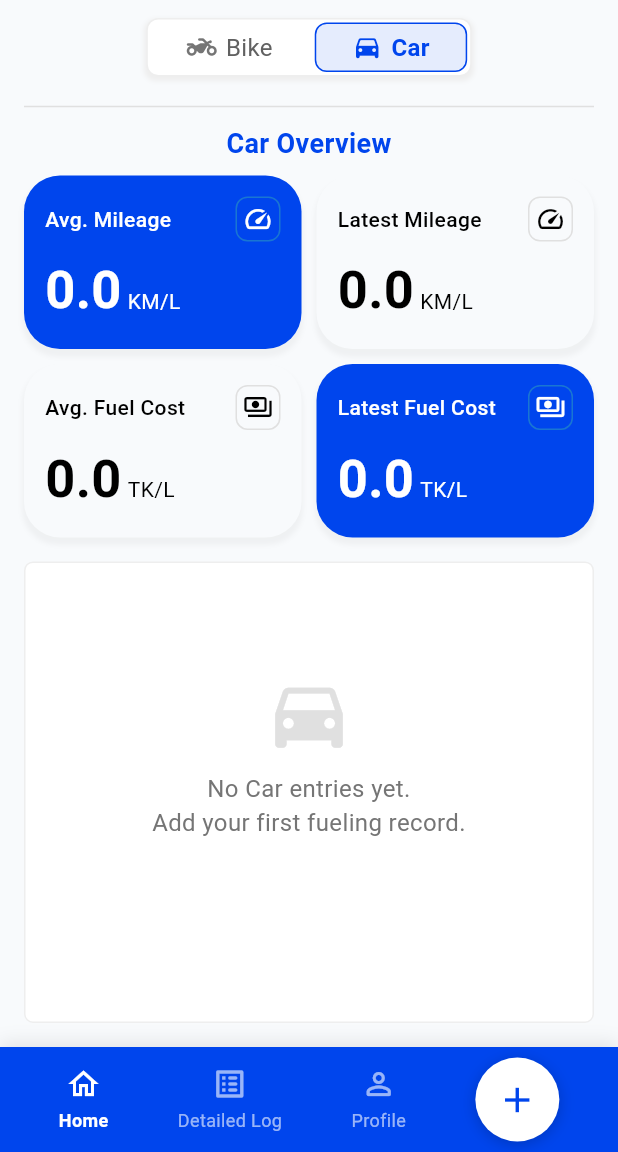
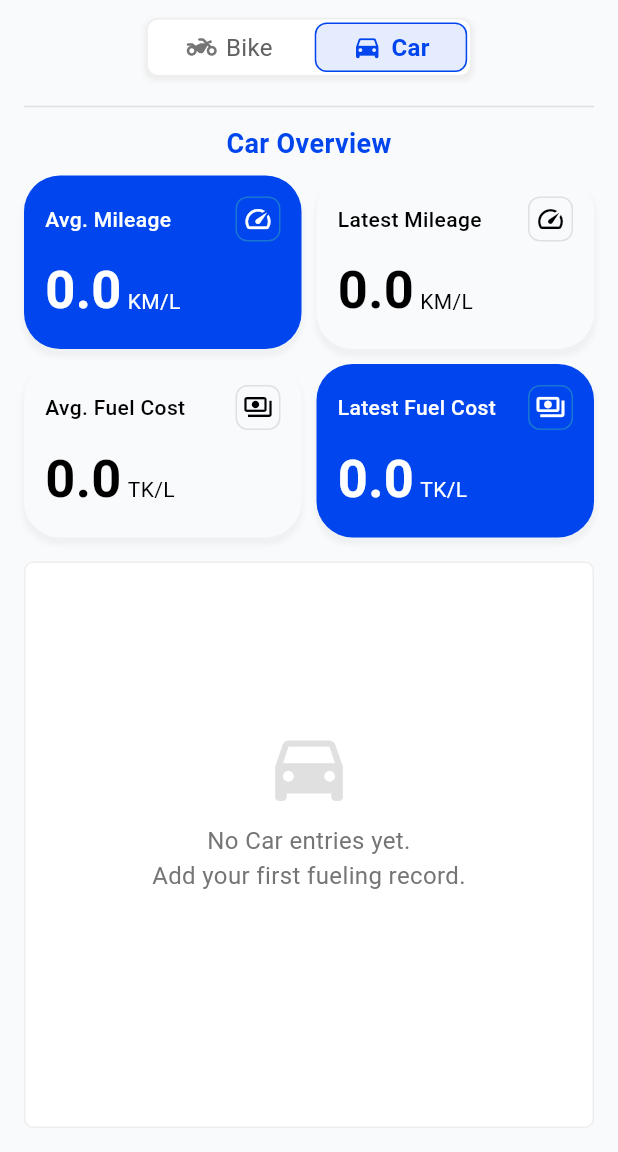
Before and after one commit to azizulever/tankibhai_android, a Flutter app: the screen it shows after launch, on a phone screen of 412 x 824 dp, the part 84-1236 px from its top. Run offline on Flutter 3.47's test engine with Material 3 defaults, Android fonts, the light colour scheme and no system bars; our stand-ins replace flutter_svg, get, shared_preferences.

Commit message:
nav bar bug fixed

```diff
--- a/lib/screens/auth/login_screen.dart
+++ b/lib/screens/auth/login_screen.dart
@@ -3,7 +3,7 @@ import 'package:flutter_svg/flutter_svg.dart';
 import 'package:get/get.dart';
 import 'package:mileage_calculator/screens/auth/forgot_password_screen.dart';
 import 'package:mileage_calculator/screens/auth/registration_screen.dart';
-import 'package:mileage_calculator/screens/home_screen.dart';
+import 'package:mileage_calculator/widgets/main_navigation.dart';
 import 'package:mileage_calculator/services/auth_service.dart';
 import 'package:mileage_calculator/utils/theme.dart';
 
@@ -364,7 +364,7 @@ class _LoginScreenState extends State<LoginScreen> {
       );
 
       if (result) {
-        Get.offAll(() => const HomePage());
+        Get.offAll(() => const MainNavigation());
       }
     }
   }
@@ -372,7 +372,7 @@ class _LoginScreenState extends State<LoginScreen> {
   Future<void> _signInWithGoogle() async {
     final result = await _authService.signInWithGoogle();
     if (result) {
-      Get.offAll(() => const HomePage());
+      Get.offAll(() => const MainNavigation());
     }
   }
 }
--- a/lib/screens/auth/registration_screen.dart
+++ b/lib/screens/auth/registration_screen.dart
@@ -2,9 +2,9 @@ import 'package:flutter/material.dart';
 import 'package:get/get.dart';
 import 'package:flutter_svg/flutter_svg.dart';
 import 'package:mileage_calculator/screens/auth/login_screen.dart';
-import 'package:mileage_calculator/screens/home_screen.dart';
 import 'package:mileage_calculator/services/auth_service.dart';
 import 'package:mileage_calculator/utils/theme.dart';
+import 'package:mileage_calculator/widgets/main_navigation.dart';
 
 class RegistrationScreen extends StatefulWidget {
   const RegistrationScreen({Key? key}) : super(key: key);
@@ -429,7 +429,7 @@ class _RegistrationScreenState extends State<RegistrationScreen> {
       );
 
       if (result) {
-        Get.offAll(() => const HomePage());
+        Get.offAll(() => const MainNavigation());
       }
     }
   }
@@ -437,7 +437,7 @@ class _RegistrationScreenState extends State<RegistrationScreen> {
   Future<void> _signUpWithGoogle() async {
     final result = await _authService.signInWithGoogle();
     if (result) {
-      Get.offAll(() => const HomePage());
+      Get.offAll(() => const MainNavigation());
     }
   }
 }
--- a/lib/screens/auth/welcome_screen.dart
+++ b/lib/screens/auth/welcome_screen.dart
@@ -4,6 +4,7 @@ import 'package:mileage_calculator/screens/auth/login_screen.dart';
 import 'package:mileage_calculator/screens/auth/registration_screen.dart';
 import 'package:mileage_calculator/screens/home_screen.dart';
 import 'package:mileage_calculator/utils/theme.dart';
+import 'package:mileage_calculator/widgets/main_navigation.dart';
 import 'package:shared_preferences/shared_preferences.dart';
 
 class WelcomeScreen extends StatelessWidget {
@@ -263,7 +264,7 @@ class WelcomeScreen extends StatelessWidget {
             onPressed: () async {
               Navigator.pop(context);
               await _setSkippedLogin();
-              Get.offAll(() => const HomePage());
+              Get.offAll(() => const MainNavigation());
             },
             style: ElevatedButton.styleFrom(
               backgroundColor: primaryColor,
--- a/lib/screens/home_screen.dart
+++ b/lib/screens/home_screen.dart
@@ -168,114 +168,9 @@ class HomePage extends StatelessWidget {
               ),
             ],
           ),
-          bottomNavigationBar: showBottomNav ? Container(
-            decoration: BoxDecoration(
-              color: primaryColor,
-              boxShadow: [
-                BoxShadow(
-                  color: Colors.black.withOpacity(0.1),
-                  blurRadius: 10,
-                  offset: const Offset(0, -2),
-                ),
-              ],
-            ),
-            child: SafeArea(
-              child: Container(
-                height: 70,
-                padding: const EdgeInsets.symmetric(horizontal: 16),
-                child: Row(
-                  mainAxisAlignment: MainAxisAlignment.spaceAround,
-                  children: [
-                    _buildBottomNavItem(
-                      icon: Icons.home_outlined,
-                      label: 'Home',
-                      isActive: true,
-                      onTap: () {
-                        // Already on home
-                      },
-                    ),
-                    _buildBottomNavItem(
-                      icon: Icons.list_alt_rounded,
-                      label: 'Detailed Log',
-                      isActive: false,
-                      onTap: () => Get.off(() => const MainNavigation(initialIndex: 1)),
-                    ),
-                    _buildBottomNavItem(
-                      icon: Icons.person_outline_rounded,
-                      label: 'Profile',
-                      isActive: false,
-                      onTap: () => Get.off(() => const MainNavigation(initialIndex: 2)),
-                    ),
-                    _buildCenterAddButton(context, controller),
-                  ],
-                ),
-              ),
-            ),
-          ) : null,
+          // Remove bottomNavigationBar completely - it should only be in MainNavigation
         );
       },
-    );
-  }
-
-  Widget _buildBottomNavItem({
-    required IconData icon,
-    required String label,
-    required bool isActive,
-    required VoidCallback onTap,
-  }) {
-    return GestureDetector(
-      onTap: onTap,
-      child: Container(
-        padding: const EdgeInsets.symmetric(vertical: 8),
-        child: Column(
-          mainAxisSize: MainAxisSize.min,
-          children: [
-            Icon(
-              icon,
-              color: isActive ? Colors.white : Colors.white.withOpacity(0.6),
-              size: 24,
-            ),
-            const SizedBox(height: 4),
-            Text(
-              label,
-              style: TextStyle(
-                fontSize: 12,
-                fontWeight: isActive ? FontWeight.w600 : FontWeight.w400,
-                color: isActive ? Colors.white : Colors.white.withOpacity(0.6),
-              ),
-            ),
-          ],
-        ),
-      ),
-    );
-  }
-
-  Widget _buildCenterAddButton(BuildContext context, MileageGetxController controller) {
-    return GestureDetector(
-      onTap: () => showDialog(
-        context: context,
-        builder: (context) => AddEntryDialog(controller: controller),
-      ),
-      child: Container(
-        width: 56,
-        height: 56,
-        decoration: BoxDecoration(
-          color: Colors.white,
-          shape: BoxShape.circle,
-          boxShadow: [
-            BoxShadow(
-              color: Colors.black.withOpacity(0.2),
-              blurRadius: 8,
-              offset: const Offset(0, 2),
-            ),
-          ],
-        ),
-        child: const Icon(
-          Icons.add,
-          color: primaryColor,
-          size: 28,
-        ),
-      ),
     );
   }
 
```
